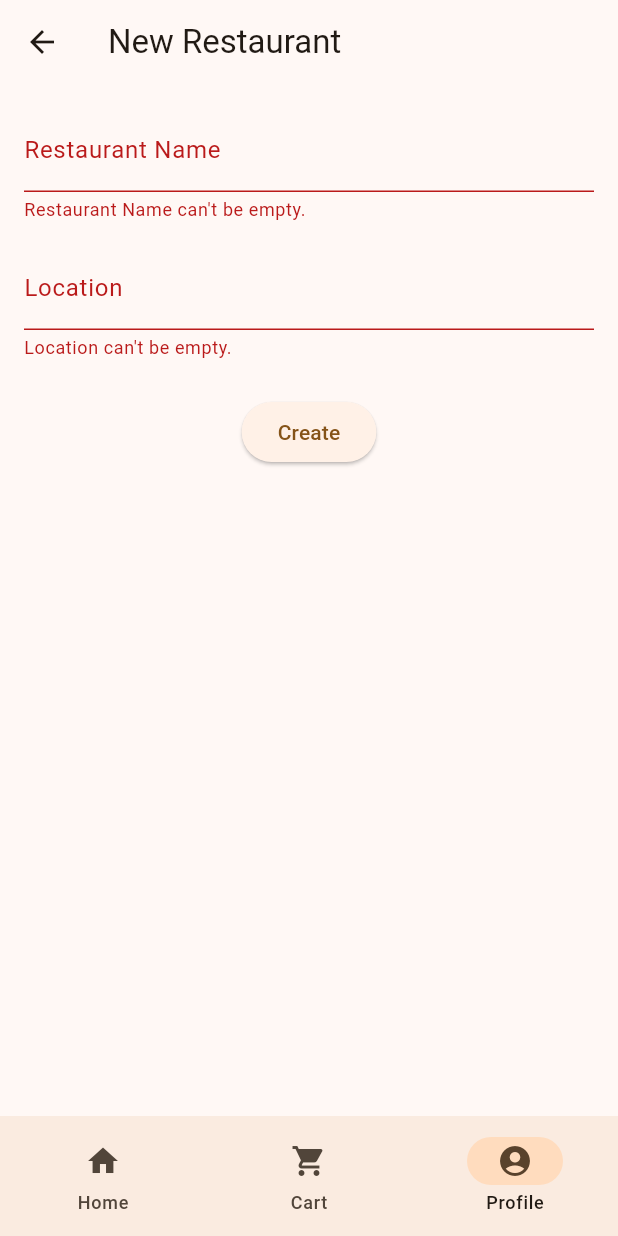
After one commit to NaiNonTH/monkeyfood, a Flutter app: the CreateRestaurantPage screen opened by its route, after a tap on "Create", on a phone screen of 412 x 824 dp. The commit adds this screen. Run offline on Flutter 3.47's test engine with Material 3 defaults, Android fonts, the phone set to English and light mode, and no system bars; our stand-ins replace file_picker, flutter_bloc, flutter_dotenv, go_router, random_string, shared_preferences and 1 more; missing offline and left inert: humanize; accounts and stored records are empty; network calls fail.

Commit message:
add restaurant creation and showing invite code

```diff
--- a/lib/cubit/join_restaurant_cubit.dart
+++ b/lib/cubit/join_restaurant_cubit.dart
@@ -6,6 +6,24 @@ class JoinRestaurantCubit extends Cubit<JoinRestaurantState> {
   final ProfileRepositories _profileRepositories;
 
   JoinRestaurantCubit(this._profileRepositories) : super(JoinRestaurantInit());
+
+  Future<void> createRestaurant({
+    required String name,
+    required String location,
+  }) async {
+    emit(JoiningRestaurant());
+
+    try {
+      await _profileRepositories.createRestaurant(
+        name: name,
+        location: location,
+      );
+
+      emit(RestaurantJoined());
+    } catch (e) {
+      emit(JoinRestaurantError(message: e.toString()));
+    }
+  }
 
   Future<void> joinRestaurant(String joinCode) async {
     emit(JoiningRestaurant());
--- a/lib/main.dart
+++ b/lib/main.dart
@@ -20,6 +20,7 @@ import 'package:monkeyfood/cubit/view_foods_to_rate_cubit.dart';
 import 'package:monkeyfood/cubit/view_reviews_cubit.dart';
 import 'package:monkeyfood/cubit/update_profile_cubit.dart';
 import 'package:monkeyfood/pages/cart/cart_page.dart';
+import 'package:monkeyfood/pages/profile/create_restaurant_page.dart';
 import 'package:monkeyfood/pages/profile/restaurant/add_menu_page.dart';
 import 'package:monkeyfood/pages/profile/restaurant/delivering_page.dart';
 import 'package:monkeyfood/pages/profile/restaurant/edit_menu_page.dart';
@@ -121,6 +122,10 @@ final _router = GoRouter(
                 GoRoute(
                   path: 'edit-account-info',
                   builder: (_, _) => EditAccountInfoPage(),
+                ),
+                GoRoute(
+                  path: 'create-restaurant',
+                  builder: (_, _) => CreateRestaurantPage(),
                 ),
                 GoRoute(
                   path: 'restaurant/:rid',
--- a/lib/models/restaurant.dart
+++ b/lib/models/restaurant.dart
@@ -2,6 +2,12 @@ class Restaurant {
   final int id;
   final String name;
   final String location;
+  final String joinCode;
 
-  Restaurant({required this.id, required this.name, required this.location});
+  Restaurant({
+    required this.id,
+    required this.name,
+    required this.location,
+    required this.joinCode,
+  });
 }
--- /dev/null
+++ b/lib/pages/profile/create_restaurant_page.dart
@@ -0,0 +1,98 @@
+import 'package:flutter/material.dart';
+import 'package:flutter_bloc/flutter_bloc.dart';
+import 'package:go_router/go_router.dart';
+import 'package:monkeyfood/cubit/join_restaurant_cubit.dart';
+import 'package:monkeyfood/states/join_restaurant_state.dart';
+
+class CreateRestaurantPage extends StatefulWidget {
+  const CreateRestaurantPage({super.key});
+
+  @override
+  State<CreateRestaurantPage> createState() => _CreateRestaurantPageState();
+}
+
+class _CreateRestaurantPageState extends State<CreateRestaurantPage> {
+  final _formKey = GlobalKey<FormState>();
+
+  final TextEditingController _nameController = TextEditingController();
+  final TextEditingController _locationController = TextEditingController();
+
+  @override
+  Widget build(BuildContext context) {
+    return Scaffold(
+      appBar: AppBar(title: const Text('New Restaurant')),
+      body: BlocConsumer<JoinRestaurantCubit, JoinRestaurantState>(
+        listener: (context, joinRestaurantState) {
+          if (joinRestaurantState is RestaurantJoined) {
+            context.go('/profile');
+          }
+        },
+        builder: (context, joinRestaurantState) {
+          return Padding(
+            padding: const EdgeInsets.all(16.0),
+            child: Column(
+              children: [
+                Form(
+                  key: _formKey,
+                  child: Column(
+                    children: [
+                      _buildTextField('Restaurant Name', _nameController, (
+                        value,
+                      ) {
+                        if (value.isEmpty) {
+                          return "Restaurant Name can't be empty.";
+                        }
+
+                        return null;
+                      }),
+                      SizedBox(height: 16.0),
+                      _buildTextField('Location', _locationController, (value) {
+                        if (value.isEmpty) return "Location can't be empty.";
+
+                        return null;
+                      }),
+                    ],
+                  ),
+                ),
+                SizedBox(height: 24.0),
+                ElevatedButton(
+                  onPressed: (joinRestaurantState is JoiningRestaurant)
+                      ? () {}
+                      : () {
+                          if (_formKey.currentState!.validate()) {
+                            context
+                                .read<JoinRestaurantCubit>()
+                                .createRestaurant(
+                                  name: _nameController.text,
+                                  location: _locationController.text,
+                                );
+                          }
+                        },
+                  child: (joinRestaurantState is JoiningRestaurant)
+                      ? SizedBox(
+                          width: 16,
+                          height: 16,
+                          child: CircularProgressIndicator(strokeWidth: 2),
+                        )
+                      : const Text('Create'),
+                ),
+              ],
+            ),
+          );
+        },
+      ),
+    );
+  }
+
+  Widget _buildTextField(
+    String label,
+    TextEditingController controller,
+    FormFieldValidator validator,
+  ) {
+    return TextFormField(
+      controller: controller,
+      decoration: InputDecoration(labelText: label, filled: false),
+      validator: validator,
+    );
+  }
+}
--- a/lib/pages/profile/profile_page.dart
+++ b/lib/pages/profile/profile_page.dart
@@ -41,7 +41,9 @@ class _ProfilePageState extends State<ProfilePage> {
   Widget build(BuildContext context) {
     return Scaffold(
       appBar: GlobalAppBar(),
-      body: BlocListener<JoinRestaurantCubit, JoinRestaurantState>(
+      body: MultiBlocListener(
+        listeners: [
+          BlocListener<JoinRestaurantCubit, JoinRestaurantState>(
             listener: (context, joinRestaurantState) {
               if (joinRestaurantState is RestaurantJoined) {
                 context.read<ProfileCubit>().getUserProfile();
@@ -51,7 +53,8 @@ class _ProfilePageState extends State<ProfilePage> {
                 );
               }
             },
-        child: BlocListener<UpdateProfileCubit, UpdateProfileState>(
+          ),
+          BlocListener<UpdateProfileCubit, UpdateProfileState>(
             listener: (context, updateProfileState) {
               if (updateProfileState is ProfileUpdated) {
                 context.read<ProfileCubit>().getUserProfile();
@@ -61,6 +64,8 @@ class _ProfilePageState extends State<ProfilePage> {
                 );
               }
             },
+          ),
+        ],
         child: BlocBuilder<ProfileCubit, ProfileState>(
           builder: (context, profileState) {
             switch (profileState) {
@@ -83,8 +88,7 @@ class _ProfilePageState extends State<ProfilePage> {
                                   vertical: 12,
                                 ),
                                 child: Column(
-                                    crossAxisAlignment:
-                                        CrossAxisAlignment.start,
+                                  crossAxisAlignment: CrossAxisAlignment.start,
                                   children: [
                                     Text(
                                       profileState.user.displayName,
@@ -180,8 +184,7 @@ class _ProfilePageState extends State<ProfilePage> {
                                           Navigator.of(context).pop(false),
                                       style: ElevatedButton.styleFrom(
                                         backgroundColor: colorScheme.primary,
-                                          foregroundColor:
-                                              colorScheme.onPrimary,
+                                        foregroundColor: colorScheme.onPrimary,
                                       ),
                                       child: const Text('Stay Signed In'),
                                     ),
@@ -227,7 +230,7 @@ class _ProfilePageState extends State<ProfilePage> {
                                 bottom: 4.0,
                               ),
                               child: Text(
-                                  'Restaurant Settings',
+                                'Restaurant Settings (${profileState.user.restaurant!.name})',
                                 style: TextStyle(color: Colors.grey),
                               ),
                             ),
@@ -235,6 +238,17 @@ class _ProfilePageState extends State<ProfilePage> {
                               physics: NeverScrollableScrollPhysics(),
                               shrinkWrap: true,
                               children: [
+                                ListTile(
+                                  title: const Text('Invite'),
+                                  trailing: const Icon(
+                                    Icons.arrow_forward_ios,
+                                    size: 14,
+                                  ),
+                                  onTap: () async {
+                                    await _showRestaurantCode(profileState);
+                                  },
+                                ),
+                                Divider(height: 1),
                                 ListTile(
                                   title: const Text('Manage Menus'),
                                   trailing: const Icon(
@@ -247,6 +261,7 @@ class _ProfilePageState extends State<ProfilePage> {
                                     );
                                   },
                                 ),
+                                Divider(height: 1),
                                 ListTile(
                                   title: const Text('Leave Restaurant'),
                                   trailing: const Icon(
@@ -287,9 +302,7 @@ class _ProfilePageState extends State<ProfilePage> {
                                       children: [
                                         const Icon(Icons.group_add),
                                         SizedBox(width: 8),
-                                          const Text(
-                                            'Join Existing Restaurant',
-                                          ),
+                                        const Text('Join Existing Restaurant'),
                                       ],
                                     ),
                                   ),
@@ -308,7 +321,11 @@ class _ProfilePageState extends State<ProfilePage> {
                                     style: ElevatedButton.styleFrom(
                                       elevation: 0,
                                     ),
-                                      onPressed: () {},
+                                    onPressed: () {
+                                      context.push(
+                                        '/profile/create-restaurant',
+                                      );
+                                    },
                                     child: Row(
                                       mainAxisAlignment:
                                           MainAxisAlignment.center,
@@ -333,7 +350,6 @@ class _ProfilePageState extends State<ProfilePage> {
                 return Center(child: CircularProgressIndicator());
             }
           },
-          ),
         ),
       ),
     );
@@ -453,4 +469,44 @@ class _ProfilePageState extends State<ProfilePage> {
       context.read<JoinRestaurantCubit>().leaveRestaurant();
     }
   }
+
+  Future<void> _showRestaurantCode(ProfileLoaded profileState) async {
+    await showDialog(
+      context: context,
+      builder: (context) => Dialog(
+        child: Padding(
+          padding: const EdgeInsets.all(24.0),
+          child: Column(
+            mainAxisSize: MainAxisSize.min,
+            mainAxisAlignment: MainAxisAlignment.center,
+            children: [
+              Text(
+                'The following is the Join Code for ${profileState.user.restaurant!.name}',
+              ),
+              SizedBox(height: 16.0),
+              Text(
+                profileState.user.restaurant!.joinCode,
+                style: TextStyle(
+                  fontSize: 28,
+                  color: colorScheme.primary,
+                  fontWeight: FontWeight.bold,
+                ),
+              ),
+              SizedBox(height: 16.0),
+              Text(
+                'Send this code to your employees to enter in Join Restaurant menu to invite them into your restaurant.',
+              ),
+              SizedBox(height: 24.0),
+              FilledButton(
+                onPressed: () {
+                  Navigator.of(context).pop();
+                },
+                child: const Text('OK'),
+              ),
+            ],
+          ),
+        ),
+      ),
+    );
   }
+}
--- a/lib/repositories/profile_repositories.dart
+++ b/lib/repositories/profile_repositories.dart
@@ -1,6 +1,7 @@
 import 'package:monkeyfood/models/profile.dart';
 import 'package:monkeyfood/models/restaurant.dart';
 import 'package:monkeyfood/services/supabase_service.dart';
+import 'package:random_string/random_string.dart';
 
 class ProfileRepositories {
   late Restaurant? _restaurant;
@@ -19,6 +20,7 @@ class ProfileRepositories {
             id: rrJson['id'],
             name: rrJson['name'],
             location: rrJson['location'],
+            joinCode: rrJson['join_code'],
           )
         : null;
 
@@ -49,6 +51,25 @@ class ProfileRepositories {
         .eq('id', supabase.auth.currentUser!.id);
   }
 
+  Future<void> createRestaurant({
+    required String name,
+    required String location,
+  }) async {
+    final res = await supabase
+        .from('restaurants')
+        .insert({
+          'name': name,
+          'location': location,
+          'join_code': randomAlphaNumeric(8),
+        })
+        .select('id');
+
+    await supabase
+        .from('profiles')
+        .update({'restaurant_id': res[0]['id']})
+        .eq('id', supabase.auth.currentUser!.id);
+  }
+
   Future<void> joinRestaurant(String joinCode) async {
     final res = await supabase
         .from('restaurants')
--- a/pubspec.yaml
+++ b/pubspec.yaml
@@ -15,6 +15,7 @@ dependencies:
   go_router: ^17.1.0
   humanize: ^1.2.1
   intl: ^0.20.2
+  random_string: ^2.3.1
   shared_preferences: ^2.5.4
   supabase_flutter: ^2.12.0
 
```
Also changed, not shown: pubspec.lock. Lines whose indentation alone changed are shown as unchanged.
